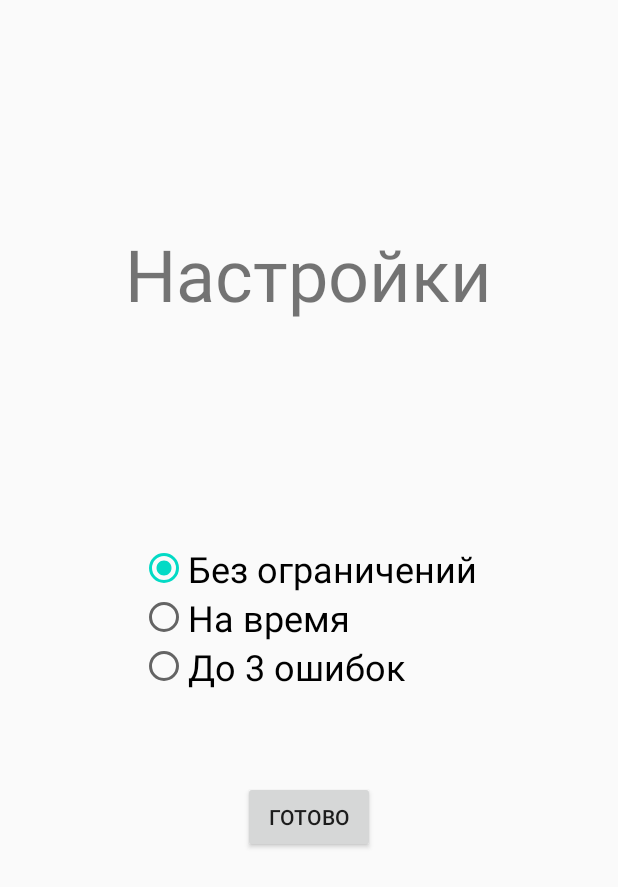
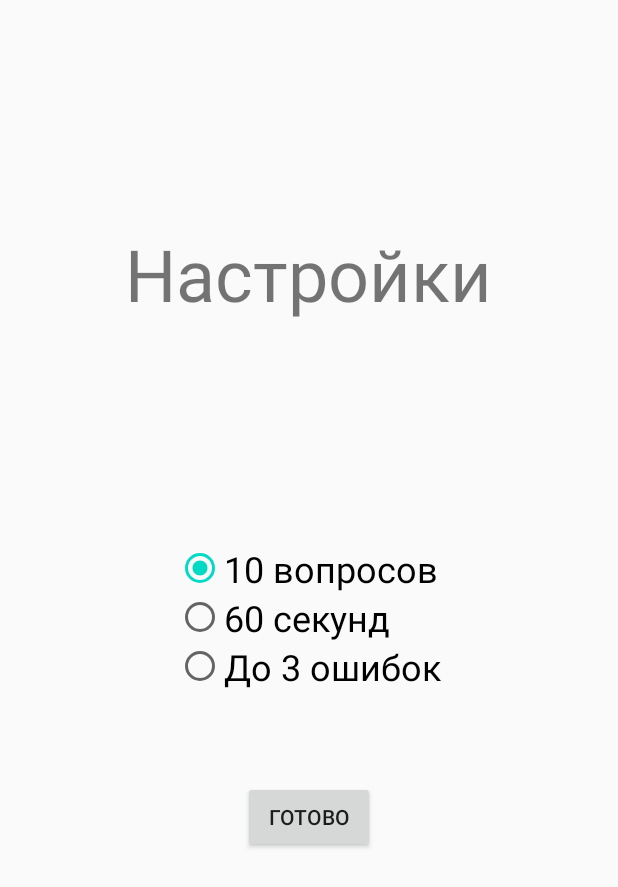
Before and after one commit to HadronCollider/practice21.2-7, an Android app: the SettingActivity screen opened directly, with no data from a screen before it, on a phone screen of 412 x 824 dp. Shown: the top 887 px of the screen. Run offline under Robolectric (Android 15) with nearby library versions, the phone set to English and light mode, and no system bars.

Commit message:
settings: 10 questions, 60 sec, 3 incorrect

```diff
--- a/app/src/main/res/layout/activity_setting.xml
+++ b/app/src/main/res/layout/activity_setting.xml
@@ -17,14 +17,14 @@
             android:id="@+id/radioclassic"
             android:layout_width="wrap_content"
             android:layout_height="wrap_content"
-            android:text="Без ограничений"
+            android:text="10 вопросов"
             android:textSize="24sp" />
 
         <RadioButton
             android:id="@+id/radiotime"
             android:layout_width="wrap_content"
             android:layout_height="wrap_content"
-            android:text="На время"
+            android:text="60 секунд"
             android:textSize="24sp" />
 
         <RadioButton
```
